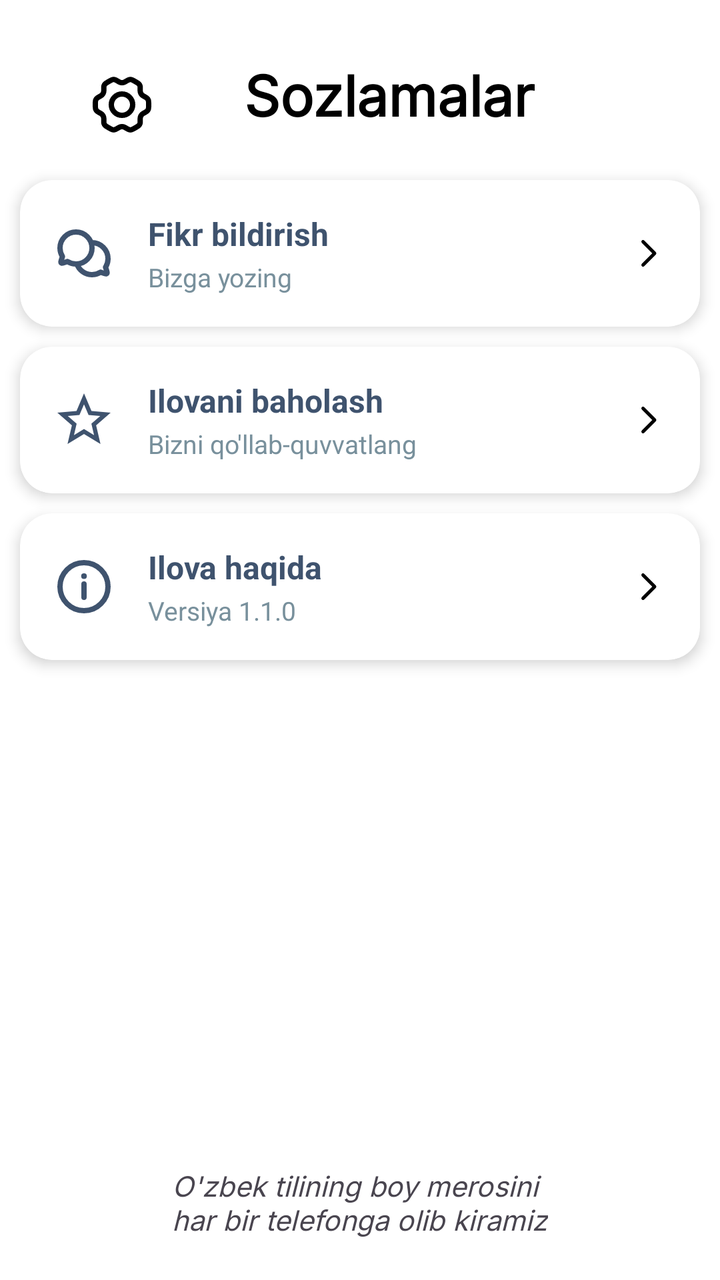
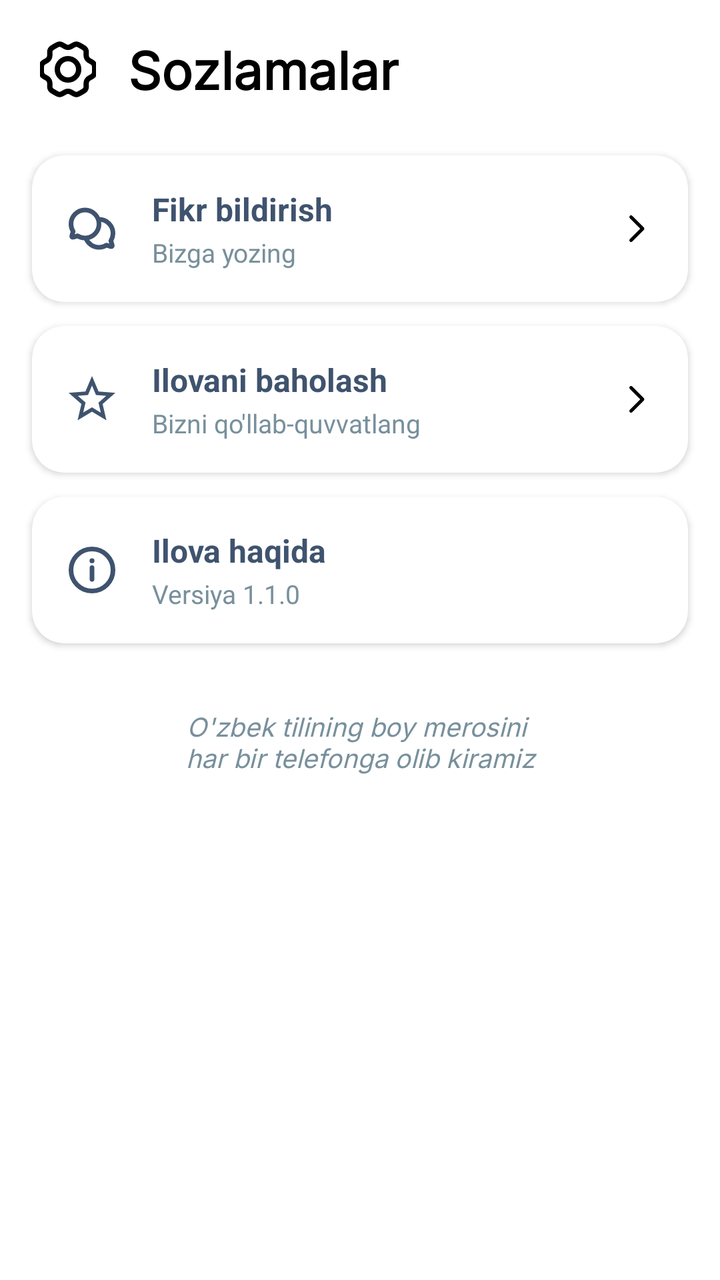

Screens rendered from an Android XML layout before and after an edit, with the pre-edit source and the edit as a unified diff.
<!-- AndroidManifest.xml: application theme Theme.OzbekTiliningIzohliUgati -->
<!-- res/layout/fragment_setting.xml -->
<?xml version="1.0" encoding="utf-8"?>
<androidx.constraintlayout.widget.ConstraintLayout xmlns:android="http://schemas.android.com/apk/res/android"
    xmlns:app="http://schemas.android.com/apk/res-auto"
    xmlns:tools="http://schemas.android.com/tools"
    android:layout_width="match_parent"
    android:layout_height="match_parent"
    android:background="@color/white"
    tools:context=".presentation.SettingFragment">

    <LinearLayout
        android:id="@+id/liner"
        android:layout_width="match_parent"
        android:layout_height="80dp"
        android:orientation="horizontal"
        android:paddingStart="25dp"
        android:paddingTop="15dp"
        app:layout_constraintEnd_toEndOf="parent"
        app:layout_constraintStart_toStartOf="parent"
        app:layout_constraintTop_toTopOf="parent">

        <androidx.appcompat.widget.AppCompatImageButton
            android:id="@+id/btn_sozlamalar"
            android:layout_width="wrap_content"
            android:layout_height="wrap_content"
            android:layout_gravity="center_vertical"
            android:layout_marginStart="20dp"
            android:layout_marginTop="5dp"
            android:background="@null"
            android:src="@drawable/settings" />

        <View
            android:layout_width="45dp"
            android:layout_height="wrap_content" />

        <TextView
            android:layout_width="wrap_content"
            android:layout_height="wrap_content"
            android:layout_gravity="center_vertical"
            android:fontFamily="@font/inter"
            android:text="@string/settings"
            android:textColor="@color/black"
            android:textSize="28sp"
            android:textStyle="bold" />
    </LinearLayout>

    <androidx.cardview.widget.CardView
        android:id="@+id/cardview1"
        android:layout_width="match_parent"
        android:layout_height="wrap_content"
        android:layout_margin="10dp"
        android:backgroundTint="@color/white"
        app:cardCornerRadius="16dp"
        app:cardElevation="4dp"
        app:layout_constraintEnd_toEndOf="parent"
        app:layout_constraintStart_toStartOf="parent"
        app:layout_constraintTop_toBottomOf="@id/liner">

        <LinearLayout
            android:layout_width="match_parent"
            android:layout_height="wrap_content"
            android:gravity="center_vertical"
            android:orientation="horizontal"
            android:padding="16dp">

            <ImageView
                android:layout_width="32dp"
                android:layout_height="32dp"
                android:src="@drawable/chat"
                app:tint="#3F536E" />

            <LinearLayout
                android:layout_width="0dp"
                android:layout_height="wrap_content"
                android:layout_marginStart="16dp"
                android:layout_weight="1"
                android:orientation="vertical">

                <TextView
                    android:layout_width="wrap_content"
                    android:layout_height="wrap_content"
                    android:text="@string/feedback"
                    android:textColor="#3F536E"
                    android:textSize="16sp"
                    android:textStyle="bold" />

                <TextView
                    android:layout_width="wrap_content"
                    android:layout_height="wrap_content"
                    android:layout_marginTop="2dp"
                    android:text="@string/write_to_us"
                    android:textColor="#78909C"
                    android:textSize="13sp" />
            </LinearLayout>

            <ImageView
                android:id="@+id/btn_Telegram1"
                android:layout_width="20dp"
                android:layout_height="20dp"
                android:src="@drawable/right" />

        </LinearLayout>


    </androidx.cardview.widget.CardView>

    <androidx.cardview.widget.CardView
        android:id="@+id/cardview2"
        android:layout_width="match_parent"
        android:layout_height="wrap_content"
        android:layout_margin="10dp"
        android:backgroundTint="@color/white"
        app:cardCornerRadius="16dp"
        app:cardElevation="4dp"
        app:layout_constraintEnd_toEndOf="parent"
        app:layout_constraintStart_toStartOf="parent"
        app:layout_constraintTop_toBottomOf="@id/cardview1">

        <LinearLayout
            android:layout_width="match_parent"
            android:layout_height="wrap_content"
            android:gravity="center_vertical"
            android:orientation="horizontal"
            android:padding="16dp">

            <ImageView
                android:layout_width="32dp"
                android:layout_height="32dp"
                android:src="@drawable/baseline_star_outline_24"
                app:tint="#3F536E" />

            <LinearLayout
                android:layout_width="0dp"
                android:layout_height="wrap_content"
                android:layout_marginStart="16dp"
                android:layout_weight="1"
                android:orientation="vertical">

                <TextView
                    android:layout_width="wrap_content"
                    android:layout_height="wrap_content"
                    android:text="@string/rate_app_item"
                    android:textColor="#3F536E"
                    android:textSize="16sp"
                    android:textStyle="bold" />

                <TextView
                    android:layout_width="wrap_content"
                    android:layout_height="wrap_content"
                    android:layout_marginTop="2dp"
                    android:text="@string/support_us"
                    android:textColor="#78909C"
                    android:textSize="13sp" />
            </LinearLayout>

            <ImageView
                android:id="@+id/btn_Telegram2"
                android:layout_width="20dp"
                android:layout_height="20dp"
                android:src="@drawable/right" />

        </LinearLayout>


    </androidx.cardview.widget.CardView>

    <androidx.cardview.widget.CardView
        android:id="@+id/cardview3"
        android:layout_width="match_parent"
        android:layout_height="wrap_content"
        android:layout_margin="10dp"
        android:backgroundTint="@color/white"
        app:cardCornerRadius="16dp"
        app:cardElevation="4dp"
        app:layout_constraintEnd_toEndOf="parent"
        app:layout_constraintStart_toStartOf="parent"
        app:layout_constraintTop_toBottomOf="@id/cardview2">

        <LinearLayout
            android:layout_width="match_parent"
            android:layout_height="wrap_content"
            android:gravity="center_vertical"
            android:orientation="horizontal"
            android:padding="16dp">

            <ImageView
                android:layout_width="32dp"
                android:layout_height="32dp"
                android:src="@drawable/info"
                app:tint="#3F536E" />

            <LinearLayout
                android:layout_width="0dp"
                android:layout_height="wrap_content"
                android:layout_marginStart="16dp"
                android:layout_weight="1"
                android:orientation="vertical">

                <TextView
                    android:layout_width="wrap_content"
                    android:layout_height="wrap_content"
                    android:text="@string/about_app"
                    android:textColor="#3F536E"
                    android:textSize="16sp"
                    android:textStyle="bold" />

                <TextView
                    android:layout_width="wrap_content"
                    android:layout_height="wrap_content"
                    android:layout_marginTop="2dp"
                    android:text="@string/app_version"
                    android:textColor="#78909C"
                    android:textSize="13sp" />
            </LinearLayout>

            <ImageView
                android:id="@+id/btn_Telegram3"
                android:layout_width="20dp"
                android:layout_height="20dp"
                android:src="@drawable/right" />

        </LinearLayout>


    </androidx.cardview.widget.CardView>

    <TextView
        android:layout_width="wrap_content"
        android:layout_height="wrap_content"
        android:layout_marginBottom="20dp"
        android:fontFamily="@font/inter"
        android:text="@string/app_motto"
        android:textSize="14sp"
        android:textStyle="italic"
        app:layout_constraintBottom_toBottomOf="parent"
        app:layout_constraintEnd_toEndOf="parent"
        app:layout_constraintStart_toStartOf="parent" />
</androidx.constraintlayout.widget.ConstraintLayout>
<!-- resources referenced by this layout -->
<resources>
  <color name="black">#FF000000</color>
  <color name="white">#FFFFFFFF</color>
  <!-- drawable baseline_star_outline_24 (drawable) -->
  <vector xmlns:android="http://schemas.android.com/apk/res/android" android:height="24dp" android:tint="#000000" android:viewportHeight="24" android:viewportWidth="24" android:width="24dp">
        
      <path android:fillColor="@android:color/white" android:pathData="M22,9.24l-7.19,-0.62L12,2 9.19,8.63 2,9.24l5.46,4.73L5.82,21 12,17.27 18.18,21l-1.63,-7.03L22,9.24zM12,15.4l-3.76,2.27 1,-4.28 -3.32,-2.88 4.38,-0.38L12,6.1l1.71,4.04 4.38,0.38 -3.32,2.88 1,4.28L12,15.4z"/>
      
  </vector>
  <!-- drawable chat (drawable) -->
  <vector xmlns:android="http://schemas.android.com/apk/res/android"
      android:width="32dp"
      android:height="32dp"
      android:viewportWidth="24"
      android:viewportHeight="24">
    <path
        android:pathData="M9.338,15.991C12.495,15.815 15,13.2 15,10C15,6.686 12.314,4 9,4C5.686,4 3,6.686 3,10C3,11.181 3.341,12.282 3.93,13.21L3.506,14.482L3.505,14.484C3.343,14.971 3.262,15.215 3.319,15.377C3.37,15.518 3.482,15.63 3.623,15.68C3.785,15.738 4.027,15.657 4.511,15.496L4.518,15.494L5.79,15.07C6.718,15.659 7.819,16 9,16C9.114,16 9.226,15.997 9.338,15.991ZM9.338,15.991C9.338,15.991 9.338,15.99 9.338,15.991ZM9.338,15.991C10.159,18.326 12.384,20 15,20C16.181,20 17.282,19.659 18.21,19.07L19.482,19.494L19.485,19.494C19.972,19.657 20.216,19.738 20.378,19.68C20.519,19.63 20.63,19.518 20.68,19.377C20.738,19.215 20.657,18.971 20.494,18.482L20.07,17.21L20.212,16.975C20.714,16.098 21,15.082 21,14C21,10.686 18.314,8 15,8L14.775,8.004L14.662,8.01"
        android:strokeLineJoin="round"
        android:strokeWidth="2"
        android:fillColor="#00000000"
        android:strokeColor="#000000"
        android:strokeLineCap="round"/>
  </vector>
  <!-- drawable info (drawable) -->
  <vector xmlns:android="http://schemas.android.com/apk/res/android"
      android:width="24dp"
      android:height="24dp"
      android:viewportWidth="24"
      android:viewportHeight="24">
    <path
        android:pathData="M12,11V16M12,21C7.029,21 3,16.971 3,12C3,7.029 7.029,3 12,3C16.971,3 21,7.029 21,12C21,16.971 16.971,21 12,21ZM12.05,8V8.1L11.95,8.1V8H12.05Z"
        android:strokeLineJoin="round"
        android:strokeWidth="2"
        android:fillColor="#00000000"
        android:strokeColor="#000000"
        android:strokeLineCap="round"/>
  </vector>
  <!-- drawable right (drawable) -->
  <vector xmlns:android="http://schemas.android.com/apk/res/android"
      android:width="24dp"
      android:height="24dp"
      android:viewportWidth="24"
      android:viewportHeight="24">
    <path
        android:pathData="M9,5L16,12L9,19"
        android:strokeLineJoin="round"
        android:strokeWidth="2"
        android:fillColor="#00000000"
        android:strokeColor="#000000"
        android:strokeLineCap="round"/>
  </vector>
  <!-- drawable settings: vector/xml drawable (drawable, 3817 chars, omitted) -->
  <string name="about_app">Ilova haqida</string>
  <string name="app_motto">O\'zbek tilining  boy merosini \nhar bir telefonga olib kiramiz</string>
  <string name="app_version">Versiya 1.1.0</string>
  <string name="feedback">Fikr bildirish</string>
  <string name="rate_app_item">Ilovani baholash</string>
  <string name="settings">Sozlamalar</string>
  <string name="support_us">Bizni qo\'llab-quvvatlang</string>
  <string name="write_to_us">Bizga yozing</string>
  <style name="Theme.OzbekTiliningIzohliUgati" parent="Base.Theme.OzbekTiliningIzohliUgati" />
  <style name="Base.Theme.OzbekTiliningIzohliUgati" parent="Theme.Material3.DayNight.NoActionBar">
          <item name="bottomNavigationStyle">@style/Widget.App.BottomNavigationView</item>
      </style>
  <style name="Widget.App.BottomNavigationView" parent="Widget.Design.BottomNavigationView">
          <item name="itemBackground">@android:color/transparent</item>
      </style>
</resources>

<!-- the commit's change to res/layout/fragment_setting.xml (unified diff, before → after) -->
@@ -7,50 +7,45 @@
     android:background="@color/white"
     tools:context=".presentation.SettingFragment">
 
+    
     <LinearLayout
         android:id="@+id/liner"
         android:layout_width="match_parent"
-        android:layout_height="80dp"
+        android:layout_height="wrap_content"
         android:orientation="horizontal"
-        android:paddingStart="25dp"
-        android:paddingTop="15dp"
+        android:gravity="center_vertical"
+        android:paddingHorizontal="20dp"
+        android:paddingVertical="16dp"
         app:layout_constraintEnd_toEndOf="parent"
         app:layout_constraintStart_toStartOf="parent"
         app:layout_constraintTop_toTopOf="parent">
 
         <androidx.appcompat.widget.AppCompatImageButton
             android:id="@+id/btn_sozlamalar"
-            android:layout_width="wrap_content"
-            android:layout_height="wrap_content"
-            android:layout_gravity="center_vertical"
-            android:layout_marginStart="20dp"
-            android:layout_marginTop="5dp"
+            android:layout_width="28dp"
+            android:layout_height="28dp"
             android:background="@null"
-            android:src="@drawable/settings" />
-
-        <View
-            android:layout_width="45dp"
-            android:layout_height="wrap_content" />
+            android:src="@drawable/settings"
+            app:tint="@color/black" />
 
         <TextView
             android:layout_width="wrap_content"
             android:layout_height="wrap_content"
-            android:layout_gravity="center_vertical"
+            android:layout_marginStart="16dp"
             android:fontFamily="@font/inter"
             android:text="@string/settings"
             android:textColor="@color/black"
-            android:textSize="28sp"
+            android:textSize="26sp"
             android:textStyle="bold" />
     </LinearLayout>
 
-    <androidx.cardview.widget.CardView
-        android:id="@+id/cardview1"
+    
+    <androidx.core.widget.NestedScrollView
         android:layout_width="match_parent"
-        android:layout_height="wrap_content"
-        android:layout_margin="10dp"
-        android:backgroundTint="@color/white"
-        app:cardCornerRadius="16dp"
-        app:cardElevation="4dp"
+        android:layout_height="0dp"
+        android:clipToPadding="false"
+        android:paddingBottom="16dp"
+        app:layout_constraintBottom_toBottomOf="parent"
         app:layout_constraintEnd_toEndOf="parent"
         app:layout_constraintStart_toStartOf="parent"
         app:layout_constraintTop_toBottomOf="@id/liner">
@@ -58,180 +53,191 @@
         <LinearLayout
             android:layout_width="match_parent"
             android:layout_height="wrap_content"
-            android:gravity="center_vertical"
-            android:orientation="horizontal"
-            android:padding="16dp">
-
-            <ImageView
-                android:layout_width="32dp"
-                android:layout_height="32dp"
-                android:src="@drawable/chat"
-                app:tint="#3F536E" />
-
-            <LinearLayout
-                android:layout_width="0dp"
-                android:layout_height="wrap_content"
-                android:layout_marginStart="16dp"
-                android:layout_weight="1"
-                android:orientation="vertical">
-
-                <TextView
-                    android:layout_width="wrap_content"
+            android:orientation="vertical">
+
+            
+            <androidx.cardview.widget.CardView
+                android:id="@+id/cardview1"
+                android:layout_width="match_parent"
+                android:layout_height="wrap_content"
+                android:layout_marginHorizontal="16dp"
+                android:layout_marginTop="8dp"
+                android:foreground="?attr/selectableItemBackground"
+                app:cardBackgroundColor="@color/white"
+                app:cardCornerRadius="16dp"
+                app:cardElevation="2dp">
+
+                <LinearLayout
+                    android:id="@+id/btn_Telegram1"
+                    android:layout_width="match_parent"
                     android:layout_height="wrap_content"
-                    android:text="@string/feedback"
-                    android:textColor="#3F536E"
-                    android:textSize="16sp"
-                    android:textStyle="bold" />
-
-                <TextView
-                    android:layout_width="wrap_content"
+                    android:clickable="true"
+                    android:focusable="true"
+                    android:foreground="?attr/selectableItemBackground"
+                    android:gravity="center_vertical"
+                    android:orientation="horizontal"
+                    android:padding="16dp">
+
+                    <ImageView
+                        android:layout_width="28dp"
+                        android:layout_height="28dp"
+                        android:src="@drawable/chat"
+                        app:tint="@color/setting_icon" />
+
+                    <LinearLayout
+                        android:layout_width="0dp"
+                        android:layout_height="wrap_content"
+                        android:layout_marginStart="16dp"
+                        android:layout_weight="1"
+                        android:orientation="vertical">
+
+                        <TextView
+                            android:layout_width="wrap_content"
+                            android:layout_height="wrap_content"
+                            android:text="@string/feedback"
+                            android:textColor="@color/setting_icon"
+                            android:textSize="16sp"
+                            android:textStyle="bold" />
+
+                        <TextView
+                            android:layout_width="wrap_content"
+                            android:layout_height="wrap_content"
+                            android:layout_marginTop="2dp"
+                            android:text="@string/write_to_us"
+                            android:textColor="@color/setting_subtitle"
+                            android:textSize="13sp" />
+                    </LinearLayout>
+
+                    <ImageView
+                        android:layout_width="20dp"
+                        android:layout_height="20dp"
+                        android:src="@drawable/right" />
+                </LinearLayout>
+            </androidx.cardview.widget.CardView>
+
+            
+            <androidx.cardview.widget.CardView
+                android:id="@+id/cardview2"
+                android:layout_width="match_parent"
+                android:layout_height="wrap_content"
+                android:layout_marginHorizontal="16dp"
+                android:layout_marginTop="12dp"
+                app:cardBackgroundColor="@color/white"
+                app:cardCornerRadius="16dp"
+                app:cardElevation="2dp">
+
+                <LinearLayout
+                    android:id="@+id/btn_Telegram2"
+                    android:layout_width="match_parent"
                     android:layout_height="wrap_content"
-                    android:layout_marginTop="2dp"
-                    android:text="@string/write_to_us"
-                    android:textColor="#78909C"
-                    android:textSize="13sp" />
-            </LinearLayout>
-
-            <ImageView
-                android:id="@+id/btn_Telegram1"
-                android:layout_width="20dp"
-                android:layout_height="20dp"
-                android:src="@drawable/right" />
+                    android:clickable="true"
+                    android:focusable="true"
+                    android:foreground="?attr/selectableItemBackground"
+                    android:gravity="center_vertical"
+                    android:orientation="horizontal"
+                    android:padding="16dp">
+
+                    <ImageView
+                        android:layout_width="28dp"
+                        android:layout_height="28dp"
+                        android:src="@drawable/baseline_star_outline_24"
+                        app:tint="@color/setting_icon" />
+
+                    <LinearLayout
+                        android:layout_width="0dp"
+                        android:layout_height="wrap_content"
+                        android:layout_marginStart="16dp"
+                        android:layout_weight="1"
+                        android:orientation="vertical">
+
+                        <TextView
+                            android:layout_width="wrap_content"
+                            android:layout_height="wrap_content"
+                            android:text="@string/rate_app_item"
+                            android:textColor="@color/setting_icon"
+                            android:textSize="16sp"
+                            android:textStyle="bold" />
+
+                        <TextView
+                            android:layout_width="wrap_content"
+                            android:layout_height="wrap_content"
+                            android:layout_marginTop="2dp"
+                            android:text="@string/support_us"
+                            android:textColor="@color/setting_subtitle"
+                            android:textSize="13sp" />
+                    </LinearLayout>
+
+                    <ImageView
+                        android:layout_width="20dp"
+                        android:layout_height="20dp"
+                        android:src="@drawable/right" />
+                </LinearLayout>
+            </androidx.cardview.widget.CardView>
+
+            
+            <androidx.cardview.widget.CardView
+                android:id="@+id/cardview3"
+                android:layout_width="match_parent"
+                android:layout_height="wrap_content"
+                android:layout_marginHorizontal="16dp"
+                android:layout_marginTop="12dp"
+                app:cardBackgroundColor="@color/white"
+                app:cardCornerRadius="16dp"
+                app:cardElevation="2dp">
+
+                <LinearLayout
+                    android:layout_width="match_parent"
+                    android:layout_height="wrap_content"
+                    android:gravity="center_vertical"
+                    android:orientation="horizontal"
+                    android:padding="16dp">
+
+                    <ImageView
+                        android:layout_width="28dp"
+                        android:layout_height="28dp"
+                        android:src="@drawable/info"
+                        app:tint="@color/setting_icon" />
+
+                    <LinearLayout
+                        android:layout_width="0dp"
+                        android:layout_height="wrap_content"
+                        android:layout_marginStart="16dp"
+                        android:layout_weight="1"
+                        android:orientation="vertical">
+
+                        <TextView
+                            android:layout_width="wrap_content"
+                            android:layout_height="wrap_content"
+                            android:text="@string/about_app"
+                            android:textColor="@color/setting_icon"
+                            android:textSize="16sp"
+                            android:textStyle="bold" />
+
+                        <TextView
+                            android:layout_width="wrap_content"
+                            android:layout_height="wrap_content"
+                            android:layout_marginTop="2dp"
+                            android:text="@string/app_version"
+                            android:textColor="@color/setting_subtitle"
+                            android:textSize="13sp" />
+                    </LinearLayout>
+                </LinearLayout>
+            </androidx.cardview.widget.CardView>
+
+            
+            <TextView
+                android:layout_width="match_parent"
+                android:layout_height="wrap_content"
+                android:layout_marginTop="32dp"
+                android:layout_marginBottom="16dp"
+                android:fontFamily="@font/inter"
+                android:gravity="center"
+                android:text="@string/app_motto"
+                android:textColor="@color/setting_subtitle"
+                android:textSize="13sp"
+                android:textStyle="italic" />
 
         </LinearLayout>
-
-
-    </androidx.cardview.widget.CardView>
-
-    <androidx.cardview.widget.CardView
-        android:id="@+id/cardview2"
-        android:layout_width="match_parent"
-        android:layout_height="wrap_content"
-        android:layout_margin="10dp"
-        android:backgroundTint="@color/white"
-        app:cardCornerRadius="16dp"
-        app:cardElevation="4dp"
-        app:layout_constraintEnd_toEndOf="parent"
-        app:layout_constraintStart_toStartOf="parent"
-        app:layout_constraintTop_toBottomOf="@id/cardview1">
-
-        <LinearLayout
-            android:layout_width="match_parent"
-            android:layout_height="wrap_content"
-            android:gravity="center_vertical"
-            android:orientation="horizontal"
-            android:padding="16dp">
-
-            <ImageView
-                android:layout_width="32dp"
-                android:layout_height="32dp"
-                android:src="@drawable/baseline_star_outline_24"
-                app:tint="#3F536E" />
-
-            <LinearLayout
-                android:layout_width="0dp"
-                android:layout_height="wrap_content"
-                android:layout_marginStart="16dp"
-                android:layout_weight="1"
-                android:orientation="vertical">
-
-                <TextView
-                    android:layout_width="wrap_content"
-                    android:layout_height="wrap_content"
-                    android:text="@string/rate_app_item"
-                    android:textColor="#3F536E"
-                    android:textSize="16sp"
-                    android:textStyle="bold" />
-
-                <TextView
-                    android:layout_width="wrap_content"
-                    android:layout_height="wrap_content"
-                    android:layout_marginTop="2dp"
-                    android:text="@string/support_us"
-                    android:textColor="#78909C"
-                    android:textSize="13sp" />
-            </LinearLayout>
-
-            <ImageView
-                android:id="@+id/btn_Telegram2"
-                android:layout_width="20dp"
-                android:layout_height="20dp"
-                android:src="@drawable/right" />
-
-        </LinearLayout>
-
-
-    </androidx.cardview.widget.CardView>
-
-    <androidx.cardview.widget.CardView
-        android:id="@+id/cardview3"
-        android:layout_width="match_parent"
-        android:layout_height="wrap_content"
-        android:layout_margin="10dp"
-        android:backgroundTint="@color/white"
-        app:cardCornerRadius="16dp"
-        app:cardElevation="4dp"
-        app:layout_constraintEnd_toEndOf="parent"
-        app:layout_constraintStart_toStartOf="parent"
-        app:layout_constraintTop_toBottomOf="@id/cardview2">
-
-        <LinearLayout
-            android:layout_width="match_parent"
-            android:layout_height="wrap_content"
-            android:gravity="center_vertical"
-            android:orientation="horizontal"
-            android:padding="16dp">
-
-            <ImageView
-                android:layout_width="32dp"
-                android:layout_height="32dp"
-                android:src="@drawable/info"
-                app:tint="#3F536E" />
-
-            <LinearLayout
-                android:layout_width="0dp"
-                android:layout_height="wrap_content"
-                android:layout_marginStart="16dp"
-                android:layout_weight="1"
-                android:orientation="vertical">
-
-                <TextView
-                    android:layout_width="wrap_content"
-                    android:layout_height="wrap_content"
-                    android:text="@string/about_app"
-                    android:textColor="#3F536E"
-                    android:textSize="16sp"
-                    android:textStyle="bold" />
-
-                <TextView
-                    android:layout_width="wrap_content"
-                    android:layout_height="wrap_content"
-                    android:layout_marginTop="2dp"
-                    android:text="@string/app_version"
-                    android:textColor="#78909C"
-                    android:textSize="13sp" />
-            </LinearLayout>
-
-            <ImageView
-                android:id="@+id/btn_Telegram3"
-                android:layout_width="20dp"
-                android:layout_height="20dp"
-                android:src="@drawable/right" />
-
-        </LinearLayout>
-
-
-    </androidx.cardview.widget.CardView>
-
-    <TextView
-        android:layout_width="wrap_content"
-        android:layout_height="wrap_content"
-        android:layout_marginBottom="20dp"
-        android:fontFamily="@font/inter"
-        android:text="@string/app_motto"
-        android:textSize="14sp"
-        android:textStyle="italic"
-        app:layout_constraintBottom_toBottomOf="parent"
-        app:layout_constraintEnd_toEndOf="parent"
-        app:layout_constraintStart_toStartOf="parent" />
+    </androidx.core.widget.NestedScrollView>
+
 </androidx.constraintlayout.widget.ConstraintLayout>
<!-- resource entries referenced after the edit -->
@@ -1,6 +1,8 @@
 <!-- resources referenced by this layout -->
 <resources>
   <color name="black">#FF000000</color>
+  <color name="setting_icon">#3F536E</color>
+  <color name="setting_subtitle">#78909C</color>
   <color name="white">#FFFFFFFF</color>
   <!-- drawable baseline_star_outline_24 (drawable) -->
   <vector xmlns:android="http://schemas.android.com/apk/res/android" android:height="24dp" android:tint="#000000" android:viewportHeight="24" android:viewportWidth="24" android:width="24dp">
